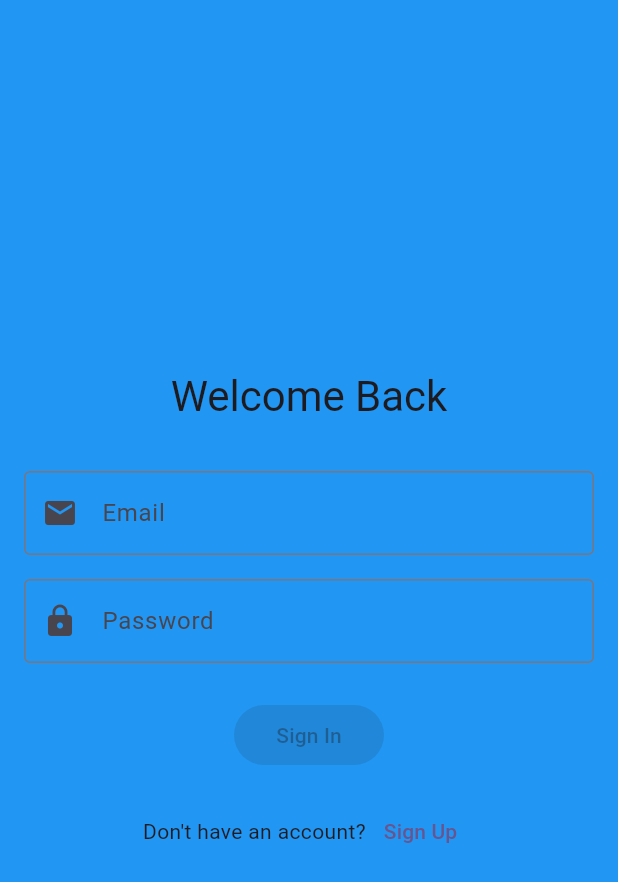
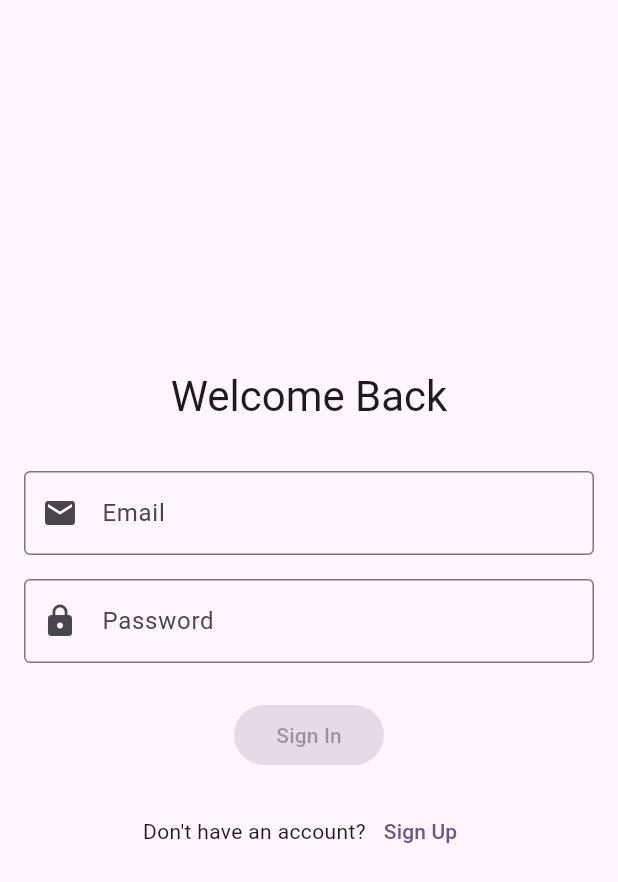
Before and after one commit to SoroushBeigi/abantether, a Flutter app: the screen it shows after launch, on a phone screen of 412 x 824 dp. Shown: the top 882 px of the screen. Run offline on Flutter 3.47's test engine with Material 3 defaults, Android fonts, the phone set to English and light mode, and no system bars; our stand-ins replace dio, flutter_bloc, freezed_annotation, get_it, go_router, injectable and 2 more; generated files the repository leaves out were written again.

Commit message:
refactor: code cleanup

```diff
--- a/lib/core/result.dart
+++ b/lib/core/result.dart
@@ -49,8 +49,6 @@ class NetworkFailure extends Failure {
 }
 
 class CustomFailure extends Failure{
-  final String message;
-
-   const CustomFailure(this.message) : super(message);
+   const CustomFailure(super.message);
 
 }
--- a/lib/features/auth/data/repositories/auth_repository_impl.dart
+++ b/lib/features/auth/data/repositories/auth_repository_impl.dart
@@ -30,7 +30,6 @@ Future<Result<Auth>> login(LoginCredentials credentials) async {
     if (e.response != null) {
       final statusCode = e.response!.statusCode;
       final data = e.response!.data;
-      print(data is Map<String, dynamic>);
       if (data is Map<String, dynamic> && (data['code'] == accessDeniedErrorCode)) {
         return Error(CustomFailure(data['message']));
       }
--- a/lib/features/auth/presentation/auth_screen.dart
+++ b/lib/features/auth/presentation/auth_screen.dart
@@ -22,14 +22,13 @@ class AuthScreen extends StatelessWidget {
 }
 
 class _AuthScreen extends StatelessWidget {
-  const _AuthScreen({super.key});
+  const _AuthScreen();
 
   @override
   Widget build(BuildContext context) {
-    final isSmallScreen = MediaQuery.of(context).size.width < 600;
+    final isSmallScreen = MediaQuery.sizeOf(context).width < 600;
 
     return Scaffold(
-      backgroundColor: Colors.blue,
       body: Center(
         child: Container(
           constraints: const BoxConstraints(maxWidth: 500),
--- a/lib/features/auth/presentation/cubit/auth_cubit.dart
+++ b/lib/features/auth/presentation/cubit/auth_cubit.dart
@@ -1,5 +1,3 @@
-import 'package:abantether/core/constants/auth_error_constants.dart';
-import 'package:abantether/core/result.dart';
 import 'package:abantether/features/auth/domain/entities/login_credentials_entity.dart';
 import 'package:abantether/features/auth/domain/usecases/login_usecase.dart';
 import 'package:abantether/features/auth/domain/validators/auth_validator.dart';
--- a/lib/features/auth/presentation/widgets/submit_button.dart
+++ b/lib/features/auth/presentation/widgets/submit_button.dart
@@ -14,7 +14,7 @@ class SubmitButton extends StatelessWidget {
       child: ElevatedButton(
         onPressed: disabled(state) ? null : cubit.submit,
         child: state.status == LoginStatus.submitting
-            ? const SizedBox(height: 20, width: 20, child: const CircularProgressIndicator())
+            ? const SizedBox(height: 20, width: 20, child: CircularProgressIndicator())
             : const Text('Sign In'),
       ),
     );
--- a/lib/features/splash/presentation/splash_screen.dart
+++ b/lib/features/splash/presentation/splash_screen.dart
@@ -18,7 +18,7 @@ class SplashScreen extends StatelessWidget {
 }
 
 class _SplashScreen extends StatelessWidget {
-  const _SplashScreen({super.key});
+  const _SplashScreen();
 
   @override
   Widget build(BuildContext context) {
```
Also changed, not shown: lib/core/network/interceptors/pretty_logger.dart (+14 -14 lines).
